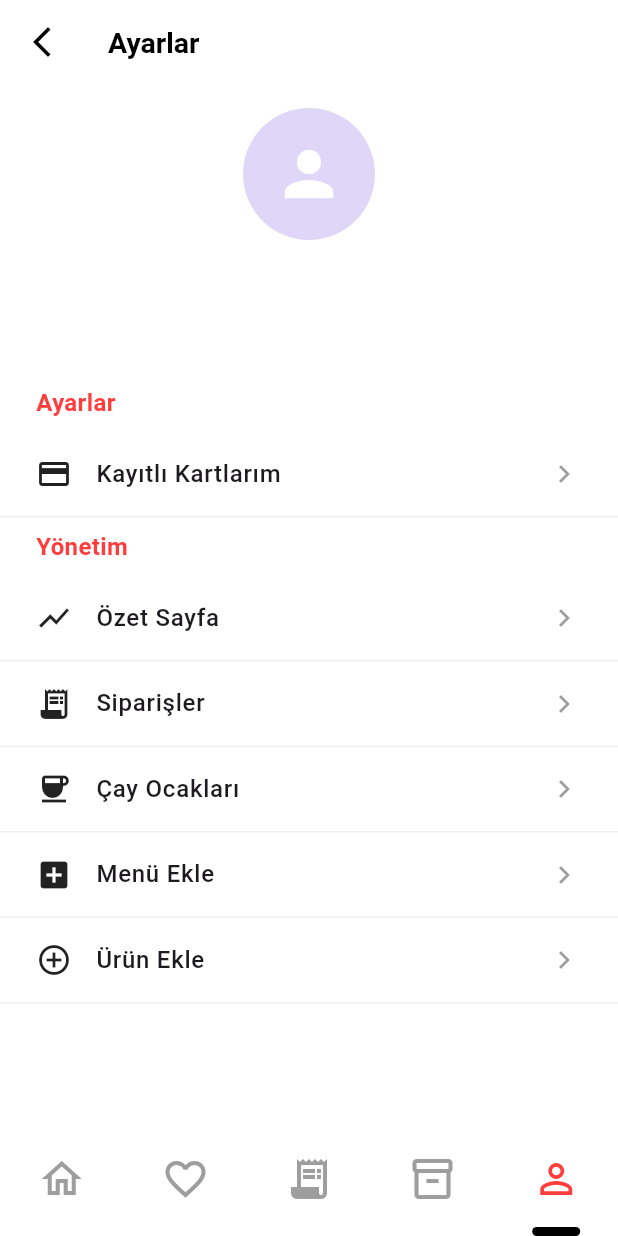
After one commit to iremsu-erdemir/E-Kantin_3, a Flutter app: the SettingsPage screen opened by its route, on a phone screen of 412 x 824 dp. The commit adds this screen. Run offline on Flutter 3.47's test engine with Material 3 defaults, Android fonts, the phone set to English and light mode, and no system bars; our stand-ins replace shared_preferences; accounts and stored records are empty; Roboto replaces fonts that are missing (Poppins).

Commit message:
SttingPage eklendi

```diff
--- a/lib/components/ek_bottom_nav_bar.dart
+++ b/lib/components/ek_bottom_nav_bar.dart
@@ -65,7 +65,7 @@ class EKBottomNavBar extends StatelessWidget {
               } else if (index == 2) {
                 Navigator.pushReplacementNamed(ctx, '/siparisler');
               } else if (index == 4) {
-                Navigator.pushReplacementNamed(ctx, '/profil');
+                Navigator.pushReplacementNamed(ctx, '/settings');
               }
             },
     );
--- a/lib/main.dart
+++ b/lib/main.dart
@@ -11,6 +11,7 @@ import 'providers/debt_provider.dart';
 import 'screens/favorilerim.dart';
 import 'screens/siparisler.dart';
 import 'screens/sepetim_page.dart';
+import 'screens/settings_page.dart';
 
 void main() {
   runApp(
@@ -54,6 +55,7 @@ class MyApp extends StatelessWidget {
           '/siparisler': (context) => SiparislerPage(),
           '/sepetim': (context) => SepetimPage(),
           '/profil': (context) => ProfilPage(),
+          '/settings': (context) => const SettingsPage(),
         },
       ),
     );
--- a/lib/screens/main.dart
+++ b/lib/screens/main.dart
@@ -7,6 +7,7 @@ import 'package:provider/provider.dart';
 import '../providers/cart_provider.dart';
 import 'package:shared_preferences/shared_preferences.dart';
 import '../components/ek_bottom_nav_bar.dart';
+import 'settings_page.dart';
 
 void main() {
   runApp(
@@ -34,6 +35,7 @@ class EKantinApp extends StatelessWidget {
         fontFamily: 'Poppins',
       ),
       home: LoginPage(),
+      routes: {'/settings': (context) => const SettingsPage()},
     );
   }
 }
--- /dev/null
+++ b/lib/screens/settings_page.dart
@@ -0,0 +1,163 @@
+import 'package:flutter/material.dart';
+import '../components/ek_bottom_nav_bar.dart';
+import '../models/user.dart';
+import 'home_page.dart';
+
+class SettingsPage extends StatelessWidget {
+  const SettingsPage({Key? key}) : super(key: key);
+
+  @override
+  Widget build(BuildContext context) {
+    final user = UserSingleton().user;
+    return Scaffold(
+      backgroundColor: Colors.white,
+      appBar: AppBar(
+        backgroundColor: Colors.white,
+        elevation: 0,
+        leading: IconButton(
+          icon: const Icon(Icons.arrow_back_ios_new, color: Colors.black),
+          onPressed: () => Navigator.pushReplacementNamed(context, '/homepage'),
+        ),
+        title: const Text(
+          'Ayarlar',
+          style: TextStyle(
+            color: Colors.black,
+            fontWeight: FontWeight.bold,
+            fontSize: 19,
+          ),
+        ),
+        centerTitle: false,
+      ),
+      body: SingleChildScrollView(
+        child: Column(
+          children: [
+            const SizedBox(height: 16),
+            // Kullanıcı Bilgisi
+            Column(
+              children: [
+                // Kullanıcı resmi
+                if (user?.image != null && user!.image!.isNotEmpty)
+                  (user!.image!.startsWith('http')
+                      ? CircleAvatar(
+                          radius: 44,
+                          backgroundImage: NetworkImage(user!.image!),
+                        )
+                      : CircleAvatar(
+                          radius: 44,
+                          backgroundImage: AssetImage(user!.image!),
+                        ))
+                else
+                  CircleAvatar(
+                    radius: 44,
+                    backgroundColor: Color(0xFFE0D7F8),
+                    child: Icon(Icons.person, size: 48, color: Colors.white),
+                  ),
+                const SizedBox(height: 12),
+                Text(
+                  user?.name ?? 'Kullanıcı Adı',
+                  style: const TextStyle(
+                    fontWeight: FontWeight.bold,
+                    fontSize: 20,
+                  ),
+                ),
+                const SizedBox(height: 4),
+                Text(
+                  user?.role ?? 'Kullanıcı Rolü',
+                  style: const TextStyle(color: Colors.black54, fontSize: 14),
+                ),
+              ],
+            ),
+            const SizedBox(height: 24),
+            // Ayarlar başlığı
+            Container(
+              width: double.infinity,
+              padding: const EdgeInsets.symmetric(horizontal: 24, vertical: 8),
+              child: const Text(
+                'Ayarlar',
+                style: TextStyle(
+                  color: Color(0xFFFF3D3D),
+                  fontWeight: FontWeight.bold,
+                  fontSize: 16,
+                ),
+              ),
+            ),
+            _SettingsTile(
+              icon: Icons.credit_card,
+              title: 'Kayıtlı Kartlarım',
+              onTap: () {},
+            ),
+            // Yönetim başlığı
+            Container(
+              width: double.infinity,
+              padding: const EdgeInsets.symmetric(horizontal: 24, vertical: 8),
+              child: const Text(
+                'Yönetim',
+                style: TextStyle(
+                  color: Color(0xFFFF3D3D),
+                  fontWeight: FontWeight.bold,
+                  fontSize: 16,
+                ),
+              ),
+            ),
+            _SettingsTile(
+              icon: Icons.show_chart,
+              title: 'Özet Sayfa',
+              onTap: () {},
+            ),
+            _SettingsTile(
+              icon: Icons.receipt_long,
+              title: 'Siparişler',
+              onTap: () {},
+            ),
+            _SettingsTile(
+              icon: Icons.coffee,
+              title: 'Çay Ocakları',
+              onTap: () {},
+            ),
+            _SettingsTile(
+              icon: Icons.add_box,
+              title: 'Menü Ekle',
+              onTap: () {},
+            ),
+            _SettingsTile(
+              icon: Icons.add_circle_outline,
+              title: 'Ürün Ekle',
+              onTap: () {},
+            ),
+            const SizedBox(height: 32),
+          ],
+        ),
+      ),
+      bottomNavigationBar: EKBottomNavBar(
+        currentIndex: 4,
+        parentContext: context,
+      ),
+    );
+  }
+}
+
+class _SettingsTile extends StatelessWidget {
+  final IconData icon;
+  final String title;
+  final VoidCallback onTap;
+  const _SettingsTile({
+    required this.icon,
+    required this.title,
+    required this.onTap,
+  });
+
+  @override
+  Widget build(BuildContext context) {
+    return ListTile(
+      leading: Icon(icon, color: Colors.black87),
+      title: Text(
+        title,
+        style: const TextStyle(fontWeight: FontWeight.w500, fontSize: 16),
+      ),
+      trailing: const Icon(Icons.chevron_right, color: Colors.black38),
+      onTap: onTap,
+      contentPadding: const EdgeInsets.symmetric(horizontal: 24, vertical: 0),
+      shape: const Border(bottom: BorderSide(color: Color(0xFFF0F0F0))),
+    );
+  }
+}
--- a/lib/screens/siparisler.dart
+++ b/lib/screens/siparisler.dart
@@ -52,6 +52,14 @@ class _SiparislerPageState extends State<SiparislerPage>
           listen: false,
         ).loadDebts(username);
         setState(() {}); // Arayüzü yenile
+      }
+      if (_tabController.index == 3) {
+        final username = _userKey ?? "anonim";
+        await Provider.of<NotificationProvider>(
+          context,
+          listen: false,
+        ).loadNotifications(username);
+        setState(() {});
       }
       loadAll();
     });
```
